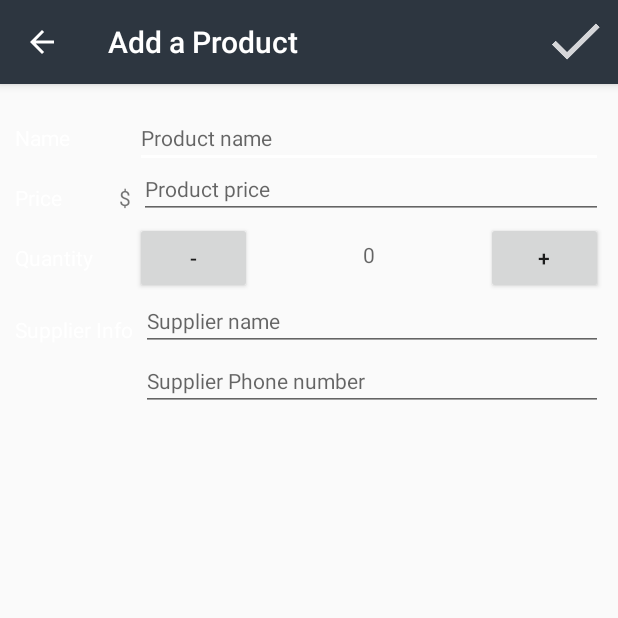
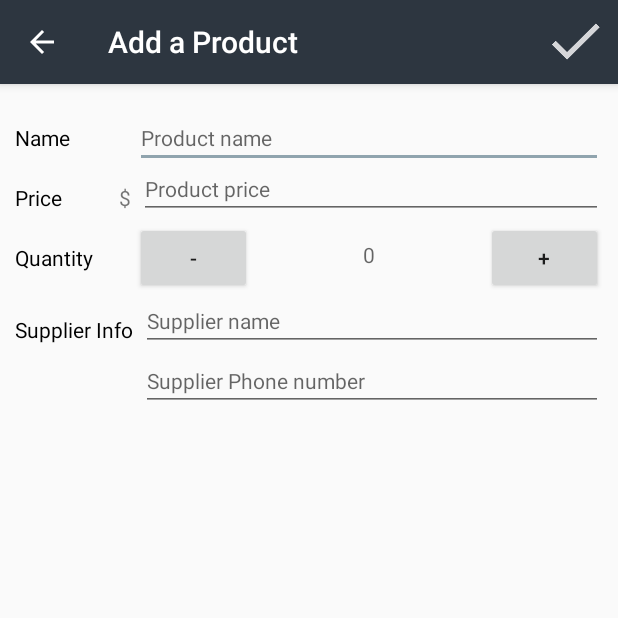
Before and after one commit to BrunoSantanaBR/InventoryApp, an Android app: the EditorActivity screen opened directly, with no data from a screen before it, on a phone screen of 412 x 824 dp, the top half of it. Run offline under Robolectric (Android 15) with nearby library versions, the phone set to English and light mode, and no system bars.

```diff
--- a/app/src/main/AndroidManifest.xml
+++ b/app/src/main/AndroidManifest.xml
@@ -9,7 +9,8 @@
         android:supportsRtl="true"
         android:theme="@style/AppTheme">
 
-        <activity android:name=".MainActivity">
+        <activity android:name=".MainActivity"
+            android:screenOrientation="portrait">
             <intent-filter>
                 <action android:name="android.intent.action.MAIN" />
                 <category android:name="android.intent.category.LAUNCHER" />
@@ -20,7 +21,8 @@
             android:name=".EditorActivity"
             android:label="@string/editor_activity_title_new_product"
             android:theme="@style/EditorTheme"
-            android:parentActivityName=".MainActivity" >
+            android:parentActivityName=".MainActivity"
+            android:screenOrientation="portrait">
             <!-- Parent activity meta-data to support 4.0 and lower -->
             <meta-data
                 android:name="android.support.PARENT_ACTIVITY"
--- a/app/src/main/java/com/example/android/inventoryapp/MainActivity.java
+++ b/app/src/main/java/com/example/android/inventoryapp/MainActivity.java
@@ -4,7 +4,6 @@ import android.app.LoaderManager;
 import android.content.ContentUris;
 import android.content.ContentValues;
 import android.content.CursorLoader;
-import android.content.DialogInterface;
 import android.content.Intent;
 import android.content.Loader;
 import android.database.Cursor;
@@ -18,11 +17,9 @@ import android.view.MenuItem;
 import android.view.View;
 import android.widget.AdapterView;
 import android.widget.ListView;
-import android.widget.TextView;
 
 import com.example.android.inventoryapp.data.ProductContract.ProductEntry;
-import com.example.android.inventoryapp.data.ProductDbHelper;
-import com.example.android.inventoryapp.ProductCursorAdapter;
+
 
 /**
  * Displays list of products that were entered and stored in the app.
--- a/app/src/main/res/layout/activity_main.xml
+++ b/app/src/main/res/layout/activity_main.xml
@@ -6,7 +6,8 @@
     xmlns:tools="http://schemas.android.com/tools"
     android:layout_width="match_parent"
     android:layout_height="match_parent"
-    tools:context=".MainActivity">
+    tools:context=".MainActivity"
+    android:background="#ffffff">
 
     <ListView
         android:id="@+id/list"
@@ -59,5 +60,6 @@
         android:layout_alignParentBottom="true"
         android:layout_alignParentRight="true"
         android:layout_margin="@dimen/fab_margin"
-        android:src="@drawable/ic_add_product"/>
+        android:src="@drawable/ic_add_product"
+        />
 </RelativeLayout>
--- a/app/src/main/res/layout/editor_activity.xml
+++ b/app/src/main/res/layout/editor_activity.xml
@@ -133,7 +133,7 @@
                 android:id="@+id/phone_number_supplier_edit_text"
                 style="@style/EditorFieldStyle"
                 android:hint="@string/hint_supplier_phone"
-                android:inputType="number" />
+                android:inputType="phone" />
 
             <Button
                 android:id="@+id/call_supplier_button"
--- a/app/src/main/res/values/colors.xml
+++ b/app/src/main/res/values/colors.xml
@@ -7,7 +7,7 @@
     <color name="colorPrimaryDark">#757575</color>
 
     <!-- Accent color for UI controls like checkboxes and text fields -->
-    <color name="colorAccent">#FFFFFF</color>
+    <color name="colorAccent">#90A4AE</color>
 
     <!-- Primary color for the editor -->
     <color name="editorColorPrimary">#2D3640</color>
--- a/app/src/main/res/values/strings.xml
+++ b/app/src/main/res/values/strings.xml
@@ -107,14 +107,16 @@
     <string name="product_sold_out">Product sold out</string>
 
     <!-- Validate text to fill up the Product name field -->
-    <string name="check_name_product">Fill the field product name</string>
+    <string name="check_name_product">Product name cannot be empty</string>
 
     <!-- Validate text to fill up the Product price field -->
-    <string name="check_price_product">Fill the field product price with values more than 0</string>
+    <string name="check_price_product">Product price cannot be empty or negative.</string>
 
     <!-- Validate text to fill up the Product supplier name field -->
-    <string name="check_name_supplier">Fill the field supplier name</string>
+    <string name="check_name_supplier">Supplier name cannot be empty</string>
 
+    <!-- Validate text to fill up all fields -->
+    <string name="check_all_fields">The fields are empty. Fill them with valid data.</string>
 
 
 </resources>
--- a/app/src/main/res/values/styles.xml
+++ b/app/src/main/res/values/styles.xml
@@ -18,7 +18,7 @@
         <item name="android:layout_height">wrap_content</item>
         <item name="android:layout_width">80dp</item>
         <item name="android:paddingTop">16dp</item>
-        <item name="android:textColor">@color/colorAccent</item>
+        <item name="android:textColor">@android:color/black</item>
         <item name="android:textAppearance">?android:textAppearanceSmall</item>
     </style>
 
```
Also changed, not shown: app/src/main/java/com/example/android/inventoryapp/EditorActivity.java (+23 -0 lines).
